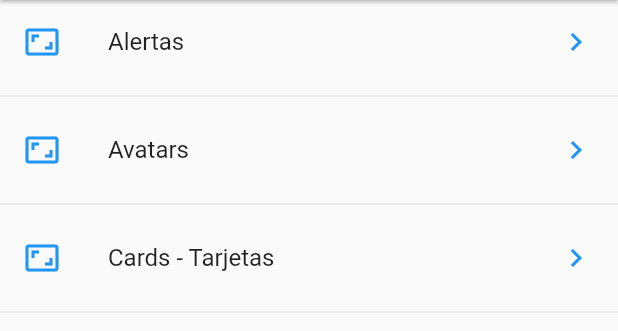
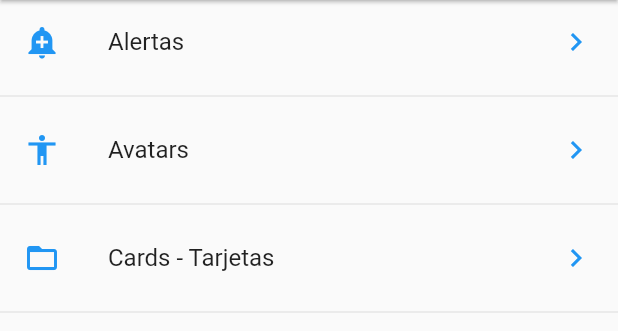
Before and after one commit to ilodi/ComponentesFlutter, a Flutter app: the screen it shows after launch, on a phone screen of 412 x 824 dp, the part 84-415 px from its top. Run offline on Flutter 3.47's test engine with Material 2 defaults, Android fonts, the phone set to English and light mode, and no system bars.

Commit message:
utilidad para traer el nombre del icon

```diff
--- a/lib/src/pages/home_page.dart
+++ b/lib/src/pages/home_page.dart
@@ -1,3 +1,4 @@
+import 'package:componentes/src/utils/icono_string_util.dart';
 import 'package:flutter/material.dart';
 import '../providers/menu_provider.dart';
 
@@ -31,7 +32,7 @@ class HomePage extends StatelessWidget {
     data.forEach((opt) {
       final widgetTemp = ListTile(
         title: Text(opt['texto']),
-        leading: Icon(Icons.aspect_ratio, color: Colors.blue,),
+        leading: getIcon((opt['icon'])),
         trailing: Icon(Icons.keyboard_arrow_right, color: Colors.blue,),
         onTap: (){
 
--- /dev/null
+++ b/lib/src/utils/icono_string_util.dart
@@ -0,0 +1,11 @@
+import 'package:flutter/material.dart';
+
+final _icons = <String, IconData>{
+  'add_alert'     : Icons.add_alert,
+  'accessibility' : Icons.accessibility,
+  'folder_open'   : Icons.folder_open,
+};
+
+Icon getIcon (String nombreIcono){
+  return Icon(_icons[nombreIcono], color: Colors.blue );
+}
```
